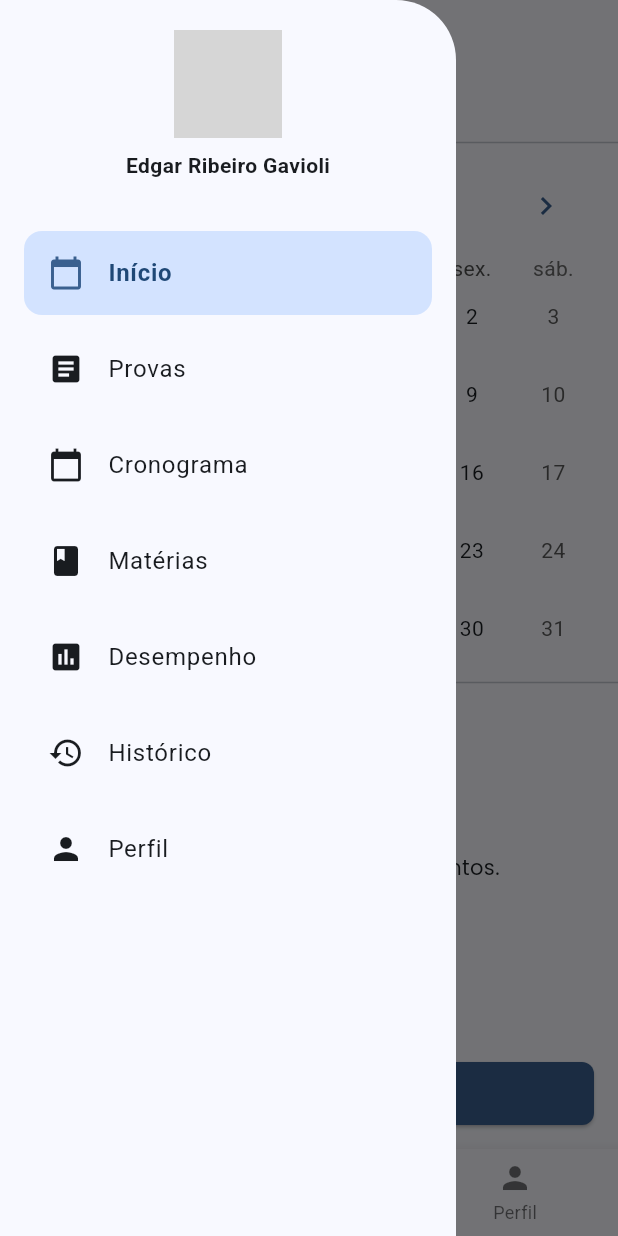
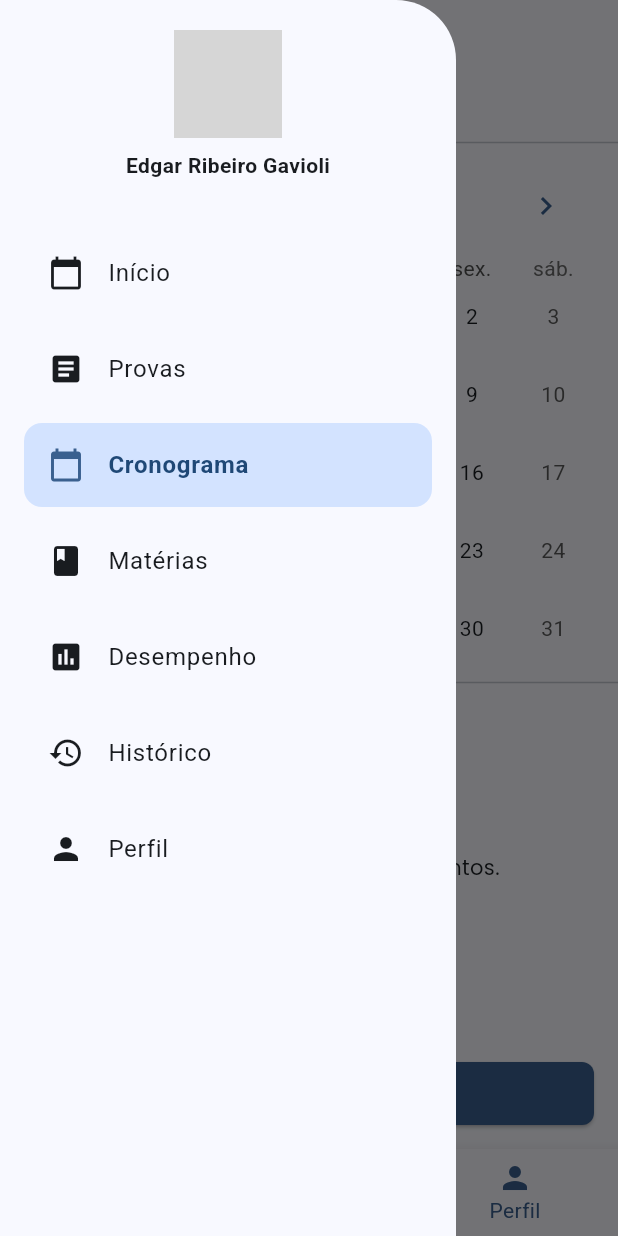
Before and after one commit to edgargavioli/pi5-app-estudo, a Flutter app: the CronogramaPage screen opened by its route, with the side drawer open, on a phone screen of 412 x 824 dp. Run offline on Flutter 3.47's test engine with Material 3 defaults, Android fonts, the phone set to English and light mode, and no system bars; drawn by our look-alikes of table_calendar; our stand-ins replace fl_chart, google_fonts, syncfusion_flutter_gauges; network calls fail; grey boxes are pictures that could not be loaded.

Commit message:
feat: corrige scaffold_widget

```diff
--- a/pi5_ms_mobile/lib/src/components/drawer_widget.dart
+++ b/pi5_ms_mobile/lib/src/components/drawer_widget.dart
@@ -1,15 +1,38 @@
 import 'package:flutter/material.dart';
 
-class MenuItem {
+class MenuItem extends StatelessWidget {
   final String label;
   final IconData icon;
   final VoidCallback? onTap;
+  final bool isSelected;
 
   const MenuItem({
+    super.key,
     required this.label,
     required this.icon,
     this.onTap,
+    this.isSelected = false,
   });
+
+  @override
+  Widget build(BuildContext context) {
+    return ListTile(
+      leading: Icon(
+        icon,
+        color: isSelected ? Theme.of(context).colorScheme.primary : null,
+      ),
+      title: Text(
+        label,
+        style: TextStyle(
+          fontWeight: isSelected ? FontWeight.bold : FontWeight.normal,
+          color: isSelected ? Theme.of(context).colorScheme.primary : null,
+        ),
+      ),
+      onTap: onTap,
+      selected: isSelected,
+      selectedTileColor: Theme.of(context).colorScheme.primary.withOpacity(0.1),
+    );
+  }
 }
 
 class DrawerWidget extends StatelessWidget {
@@ -22,7 +45,7 @@ class DrawerWidget extends StatelessWidget {
     return Drawer(
       backgroundColor: Theme.of(context).colorScheme.surface,
       elevation: 0,
-      shape: RoundedRectangleBorder(
+      shape: const RoundedRectangleBorder(
         borderRadius: BorderRadius.only(topRight: Radius.circular(40)),
       ),
       child: SafeArea(
@@ -86,40 +109,31 @@ class DrawerWidget extends StatelessWidget {
                 itemCount: menuItems.length,
                 itemBuilder: (context, index) {
                   final item = menuItems[index];
-                  final isSelected = index == 0;
                   return Container(
                     margin: const EdgeInsets.symmetric(
                       horizontal: 16,
                       vertical: 4,
                     ),
-                    decoration:
-                        isSelected
+                    decoration: item.isSelected
                         ? BoxDecoration(
-                              color:
-                                  Theme.of(
-                                    context,
-                                  ).colorScheme.primaryContainer,
+                            color: Theme.of(context).colorScheme.primaryContainer,
                             borderRadius: BorderRadius.circular(12),
                           )
                         : null,
                     child: ListTile(
                       leading: Icon(
                         item.icon,
-                        color:
-                            isSelected
+                        color: item.isSelected
                             ? Theme.of(context).colorScheme.primary
                             : Theme.of(context).colorScheme.onSurface,
                       ),
                       title: Text(
                         item.label,
                         style: TextStyle(
-                          color:
-                              isSelected
-                                  ? Theme.of(
-                                    context,
-                                  ).colorScheme.onPrimaryContainer
+                          color: item.isSelected
+                              ? Theme.of(context).colorScheme.onPrimaryContainer
                               : Theme.of(context).colorScheme.onSurface,
-                          fontWeight: isSelected ? FontWeight.bold : null,
+                          fontWeight: item.isSelected ? FontWeight.bold : null,
                         ),
                       ),
                       onTap: () {
--- a/pi5_ms_mobile/lib/src/components/scaffold_widget.dart
+++ b/pi5_ms_mobile/lib/src/components/scaffold_widget.dart
@@ -30,31 +30,44 @@ class _ScaffoldWidgetState extends State<ScaffoldWidget> {
             label: "Início",
             icon: Icons.calendar_today,
             onTap: () => Navigator.pushNamed(context, '/home'),
+            isSelected: widget.currentPage == 0,
           ),
           MenuItem(
             label: "Provas",
             icon: Icons.article,
             onTap: () => Navigator.pushNamed(context, '/provas'),
+            isSelected: widget.currentPage == 1,
           ),
           MenuItem(
             label: "Cronograma",
             icon: Icons.calendar_today,
             onTap: () => Navigator.pushNamed(context, '/cronograma'),
+            isSelected: widget.currentPage == 2,
           ),
-          MenuItem(label: "Matérias", icon: Icons.book),
+          MenuItem(
+            label: "Matérias",
+            icon: Icons.book,
+            isSelected: widget.currentPage == 3,
+          ),
           MenuItem(
             label: "Desempenho",
             icon: Icons.assessment,
             onTap: () => Navigator.pushNamed(context, '/desempenho'),
+            isSelected: widget.currentPage == 4,
           ),
           MenuItem(
             label: "Histórico",
             icon: Icons.history,
             onTap: () => Navigator.pushNamed(context, '/historico'),
+            isSelected: widget.currentPage == 5,
           ),
-          MenuItem(label: "Perfil", icon: Icons.person),
+          MenuItem(
+            label: "Perfil",
+            icon: Icons.person,
+            isSelected: widget.currentPage == 6,
+          ),
         ],
-      ), // opcional
+      ),
       body: widget.body,
       floatingActionButton: widget.floatingActionButton,
       bottomNavigationBar: NavigationWidget(currentIndex: widget.currentPage),
--- a/pi5_ms_mobile/lib/src/presentation/CronogramaPage.dart
+++ b/pi5_ms_mobile/lib/src/presentation/CronogramaPage.dart
@@ -23,7 +23,7 @@ class _CronogramaPageState extends State<CronogramaPage> {
   @override
   Widget build(BuildContext context) {
     return ScaffoldWidget(
-      currentPage: 1,
+      currentPage: 2,
       body: Column(
         children: [
           Text(
--- a/pi5_ms_mobile/lib/src/presentation/DesempenhoPage.dart
+++ b/pi5_ms_mobile/lib/src/presentation/DesempenhoPage.dart
@@ -86,7 +86,7 @@ class _DesempenhoPageState extends State<DesempenhoPage> {
   @override
   Widget build(BuildContext context) {
     return ScaffoldWidget(
-      currentPage: 3, // index for Desempenho
+      currentPage: 4, // index for Desempenho
       body: SafeArea(
         child: Padding(
           padding: const EdgeInsets.fromLTRB(20.0, 0.0, 20.0, 20.0),
--- a/pi5_ms_mobile/lib/src/presentation/historico/HistoricoPage.dart
+++ b/pi5_ms_mobile/lib/src/presentation/historico/HistoricoPage.dart
@@ -23,7 +23,7 @@ class _HistoricoPageState extends State<HistoricoPage> {
   @override
   Widget build(BuildContext context) {
     return ScaffoldWidget(
-      currentPage: 1,
+      currentPage: 5,
       body: Column(
         children: [
           Text(
--- a/pi5_ms_mobile/lib/src/presentation/materias/MateriasListagemPage.dart
+++ b/pi5_ms_mobile/lib/src/presentation/materias/MateriasListagemPage.dart
@@ -39,7 +39,7 @@ class _MateriasListagemPageState extends State<MateriasListagemPage> {
         filteredMaterias.map((materia) => materia['nome'] as String).toList();
 
     return ScaffoldWidget(
-      currentPage: 1,
+      currentPage: 3,
       floatingActionButton: Column(
         mainAxisAlignment: MainAxisAlignment.end,
         crossAxisAlignment: CrossAxisAlignment.end,
```
Lines whose indentation alone changed are shown as unchanged.
